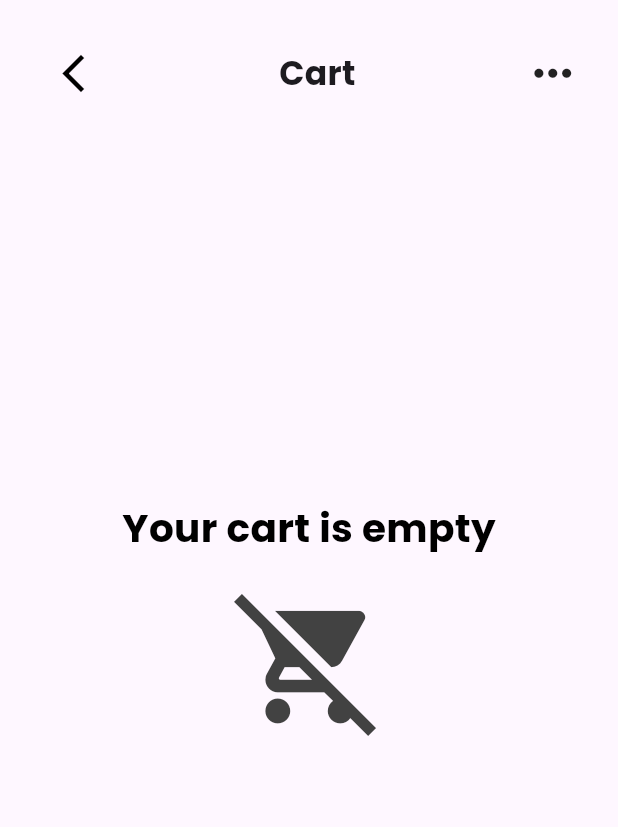
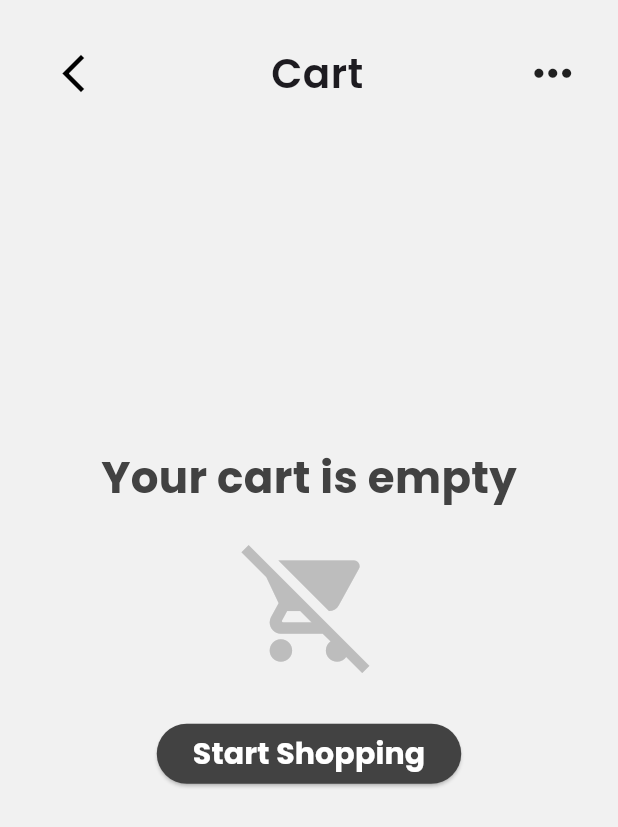
Before and after one commit to citruspunch/Obsessed-App, a Flutter app: the screen it shows after launch, item 4 of the bottom bar chosen, on a phone screen of 412 x 824 dp. Shown: the top 827 px of the screen. Run offline on Flutter 3.47's test engine with Material 3 defaults, Android fonts, the phone set to English and light mode, and no system bars; our stand-ins replace carousel_slider, feather_icons, flutter_dotenv, google_fonts, smooth_star_rating_null_safety; network calls fail.

```diff
--- a/lib/src/core/entities/clothing_item.dart
+++ b/lib/src/core/entities/clothing_item.dart
@@ -48,6 +48,17 @@ class ClothingItem {
       count: json['rating']['count'],
     );
   }
+
+  @override
+  bool operator ==(Object other) {
+    // Si son exactamente el mismo objeto en memoria
+    if (identical(this, other)) return true;
+
+    return other is ClothingItem && other.id == id;
+  }
+
+  @override
+  int get hashCode => id.hashCode;
 }
 
 /*List<ClothingItem> listOfClothingItems() {
--- a/lib/src/features/Cart/presentation/UI/screens/cart_screen.dart
+++ b/lib/src/features/Cart/presentation/UI/screens/cart_screen.dart
@@ -5,21 +5,24 @@ import 'package:obsessed_app/src/features/cart/presentation/UI/widgets/cart_foot
 import 'package:obsessed_app/src/features/cart/presentation/UI/widgets/cart_header.dart';
 import 'package:obsessed_app/src/features/cart/domain/entities/cart_item.dart';
 import 'package:obsessed_app/src/features/cart/presentation/providers/cart_provider.dart';
+import 'package:obsessed_app/src/features/home/presentation/UI/screens/home.dart';
 import 'package:provider/provider.dart';
 
 class CartScreen extends StatelessWidget {
   final List<CartItem> cartItems;
   final double totalPrice;
+
   const CartScreen({
     super.key,
     required this.cartItems,
-    required this.totalPrice
+    required this.totalPrice,
   });
 
   @override
   Widget build(BuildContext context) {
     final cart = Provider.of<CartProvider>(context);
     return Scaffold(
+        backgroundColor: cart.items.isEmpty ? const Color(0xFFF1F1F1) : null,
       body: Stack(
         children: [
           SingleChildScrollView(
@@ -49,16 +52,45 @@ class CartScreen extends StatelessWidget {
                   Text(
                     'Your cart is empty',
                     style: GoogleFonts.poppins(
-                      fontSize: 26,
+                      fontSize: 29,
                       fontWeight: FontWeight.bold,
-                      color: Colors.black,
+                      color: Colors.grey.shade800,
                     ),
                   ),
                   const SizedBox(height: 20),
                   Icon(
                     Icons.remove_shopping_cart,
-                    size: 100,
-                    color: Colors.grey[800],
+                    size: 90,
+                    color: Colors.grey.shade400,
+                  ),
+                  const SizedBox(height: 30),
+                  ElevatedButton(
+                    onPressed: () {
+                      Navigator.of(context).pushAndRemoveUntil(
+                        PageRouteBuilder(
+                          pageBuilder: (context, animation, secondaryAnimation) => const Home(),
+                          transitionsBuilder: (context, animation, secondaryAnimation, child) {
+                            return FadeTransition(
+                              opacity: animation,
+                              child: child,
+                            );
+                          },
+                          transitionDuration: const Duration(milliseconds: 300),
+                        ),
+                        (Route<dynamic> route) => false,
+                      );
+                    },
+                    style: ElevatedButton.styleFrom(
+                      backgroundColor: Colors.grey.shade800,
+                      foregroundColor: Colors.white,
+                    ),
+                    child: Text(
+                      'Start Shopping',
+                      style: GoogleFonts.poppins(
+                        fontWeight: FontWeight.bold,
+                        fontSize: 20,
+                      ),
+                    ),
                   ),
                 ],
               ),
--- a/lib/src/features/Cart/presentation/UI/widgets/cart_title.dart
+++ b/lib/src/features/Cart/presentation/UI/widgets/cart_title.dart
@@ -9,8 +9,8 @@ class CartTitle extends StatelessWidget {
     return Text(
       'Cart',
       style: GoogleFonts.poppins(
-        fontSize: 22,
-        fontWeight: FontWeight.bold,
+        fontSize: 27,
+        fontWeight: FontWeight.w600,
       ),
     );
   }
```
